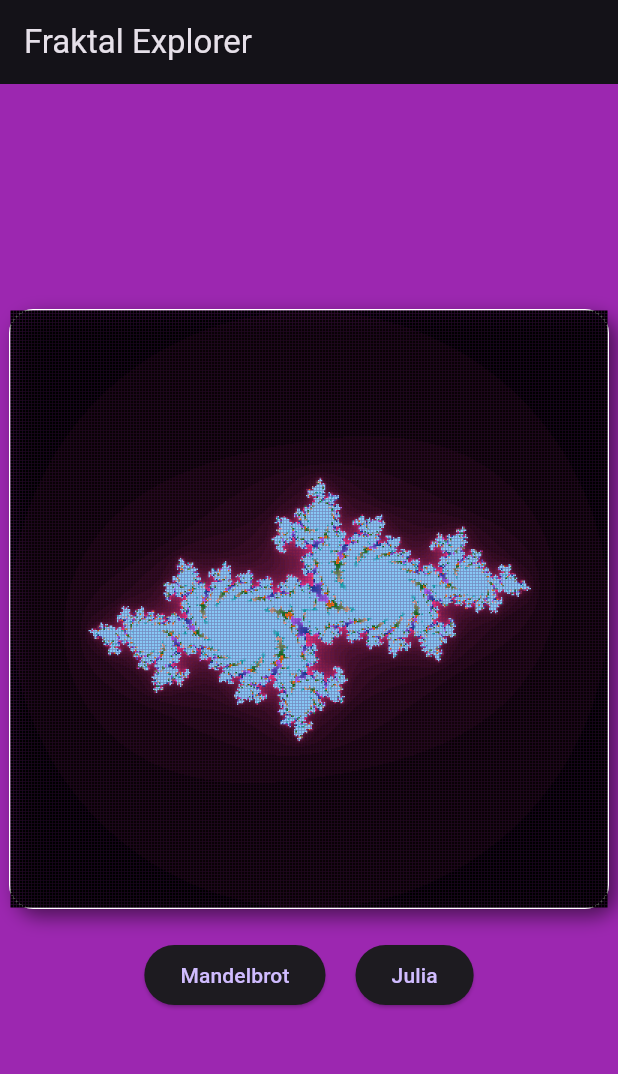
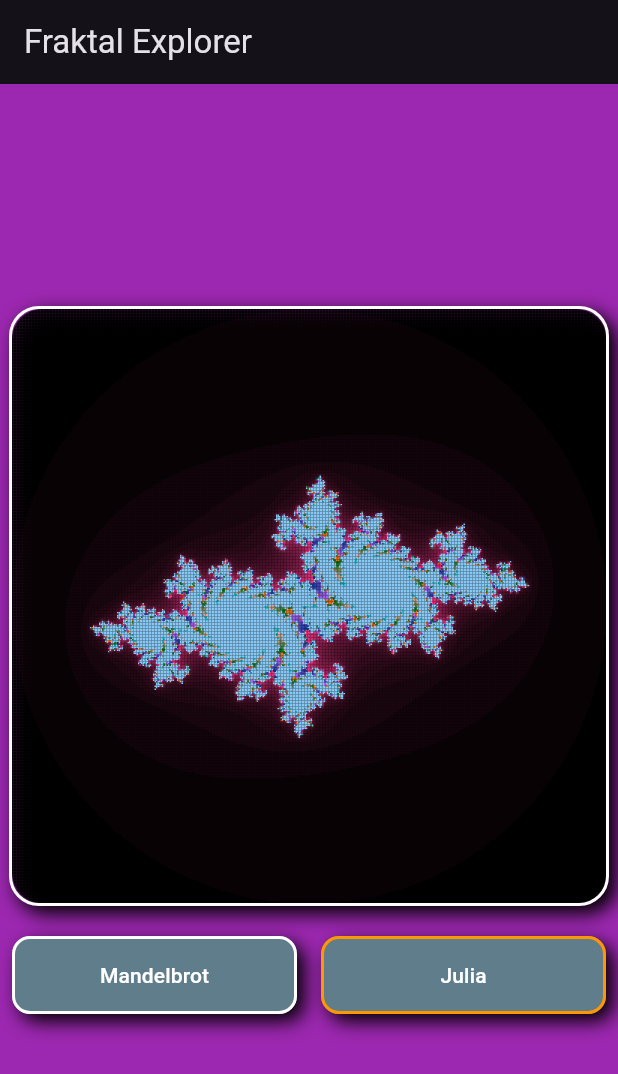
Before and after one commit to DanielTrompetter/fraktalexplorer, a Flutter app: the screen it shows after launch, after a tap on "Julia", on a phone screen of 412 x 824 dp. Shown: the top 1074 px of the screen. Run offline on Flutter 3.47's test engine with Material 3 defaults, Android fonts, the phone set to English and light mode, and no system bars.

Commit message:
fixed some ui problems

```diff
--- a/lib/painter/julia_painter.dart
+++ b/lib/painter/julia_painter.dart
@@ -8,6 +8,13 @@ class JuliaPainter extends CustomPainter {
 
   @override
   void paint(Canvas canvas, Size size) {
+    final rrect = RRect.fromRectAndRadius(
+      Offset.zero & size,
+      const Radius.circular(20),
+    );
+    canvas.save();
+    canvas.clipRRect(rrect);
+
     final int w = size.width.toInt();
     final int h = size.height.toInt();
     final paint = Paint();
@@ -31,6 +38,8 @@ class JuliaPainter extends CustomPainter {
         canvas.drawRect(Rect.fromLTWH(x.toDouble(), y.toDouble(), 1, 1), paint);
       }
     }
+
+    canvas.restore();
   }
 
   @override
--- a/lib/painter/mandelbrot_painter.dart
+++ b/lib/painter/mandelbrot_painter.dart
@@ -3,9 +3,15 @@ import 'package:flutter/material.dart';
 class MandelbrotPainter extends CustomPainter {
   @override
   void paint(Canvas canvas, Size size) {
+    final rrect = RRect.fromRectAndRadius(
+      Offset.zero & size,
+      const Radius.circular(20),
+    );
+    canvas.save();
+    canvas.clipRRect(rrect);
+
     final int w = size.width.toInt();
     final int h = size.height.toInt();
-
     final paint = Paint();
 
     for (int x = 0; x < w; x++) {
@@ -26,6 +32,8 @@ class MandelbrotPainter extends CustomPainter {
         canvas.drawRect(Rect.fromLTWH(x.toDouble(), y.toDouble(), 1, 1), paint);
       }
     }
+
+    canvas.restore();
   }
 
   @override
--- a/lib/ui/fractal_view.dart
+++ b/lib/ui/fractal_view.dart
@@ -28,34 +28,96 @@ class _FractalViewState extends State<FractalView> {
             width: 400,
             height: 400,
             decoration: BoxDecoration(
-              border: Border.all(color: Colors.white, width: 1),
-              borderRadius: BorderRadius.circular(16),
+              border: Border.all(color: Colors.white, width: 2),
+              borderRadius: BorderRadius.circular(20),
               boxShadow: [
                 BoxShadow(
-                  color: Color(0x80000000),
+                  color: Colors.black,
                   blurRadius: 10,
                   offset: const Offset(5, 5),
                 ),
               ],
             ),
+            child: ClipRRect(
+            borderRadius: BorderRadius.circular(20),
             child: CustomPaint(painter: painter),
+            )
           ),
           const SizedBox(height: 20),
           Row(
             mainAxisAlignment: MainAxisAlignment.center,
             children: [
-              ElevatedButton(
-                onPressed: () => setState(() => activeFractal = 'mandelbrot'),
-                child: const Text('Mandelbrot'),
+              Expanded(
+                child: Padding(
+                  padding: const EdgeInsets.symmetric(horizontal: 8),
+                  child: Container(
+                    decoration: BoxDecoration(
+                      boxShadow: [
+                        BoxShadow(
+                          color: Colors.black,
+                          blurRadius: 10,
+                          offset: Offset(5, 5),
+                        ),
+                      ],
+                      borderRadius: BorderRadius.circular(12),
+                    ),
+                    child: ElevatedButton(
+                      style: ElevatedButton.styleFrom(
+                        elevation: 0, // Schatten kommt vom Container
+                        backgroundColor: Colors.blueGrey,
+                        foregroundColor: Colors.white,
+                        shape: RoundedRectangleBorder(
+                          borderRadius: BorderRadius.circular(12),
+                          side: BorderSide(
+                            color: activeFractal == 'mandelbrot' ? Colors.orange : Colors.white,
+                            width: 2,
+                          ),
+                        ),
+                        padding: const EdgeInsets.symmetric(vertical: 16),
+                      ),
+                      onPressed: () => setState(() => activeFractal = 'mandelbrot'),
+                      child: const Text('Mandelbrot'),
+                    ),
+                  ),
+                ),
               ),
-              const SizedBox(width: 20),
-              ElevatedButton(
-                onPressed: () => setState(() => activeFractal = 'julia'),
-                child: const Text('Julia'),
+              Expanded(
+                child: Padding(
+                  padding: const EdgeInsets.symmetric(horizontal: 8),
+                  child: Container(
+                    decoration: BoxDecoration(
+                      boxShadow: [
+                        BoxShadow(
+                          color: Colors.black,
+                          blurRadius: 10,
+                          offset: Offset(5, 5),
+                        ),
+                      ],
+                      borderRadius: BorderRadius.circular(12),
+                    ),
+                    child: ElevatedButton(
+                      style: ElevatedButton.styleFrom(
+                        elevation: 0,
+                        backgroundColor: Colors.blueGrey,
+                        foregroundColor: Colors.white,
+                        shape: RoundedRectangleBorder(
+                          borderRadius: BorderRadius.circular(12),
+                          side: BorderSide(
+                            color: activeFractal != 'mandelbrot' ? Colors.orange : Colors.white,
+                            width: 2,
+                          ),
+                        ),
+                        padding: const EdgeInsets.symmetric(vertical: 16),
+                      ),
+                      onPressed: () => setState(() => activeFractal = 'julia'),
+                      child: const Text('Julia'),
+                    ),
+                  ),
+                ),
               ),
             ],
           ),
-        ],
+       ],
       ),
     );
   }
```
